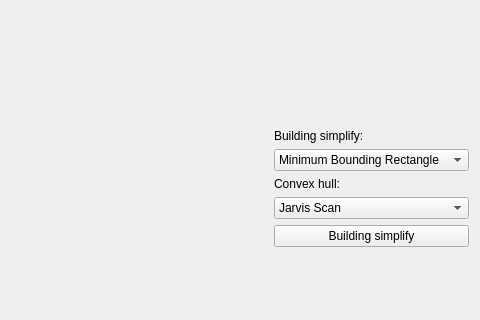
This is U2/BuildingSimplify/widget.ui in kuzmanovpane/ADK_Kuzmanov_Muzik as Qt 5 draws it before an edit; both pictures show x 687 to 1167 and y 125 to 445 of the 1167 by 654 pixel window. The edited form follows.
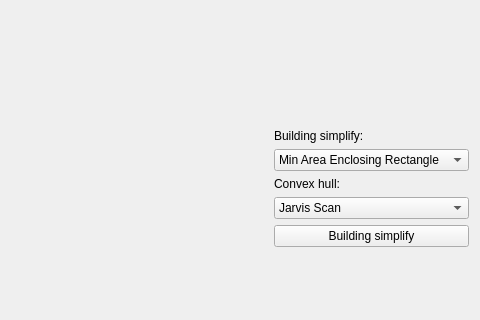
This is the edited form. Custom widgets are drawn as their Qt base class.

Patch:
```diff
--- a/U2/BuildingSimplify/widget.ui
+++ b/U2/BuildingSimplify/widget.ui
@@ -57,7 +57,7 @@
       <widget class="QComboBox" name="comboBox">
        <item>
         <property name="text">
-         <string>Minimum Bounding Rectangle</string>
+         <string>Min Area Enclosing Rectangle</string>
         </property>
        </item>
        <item>
```
